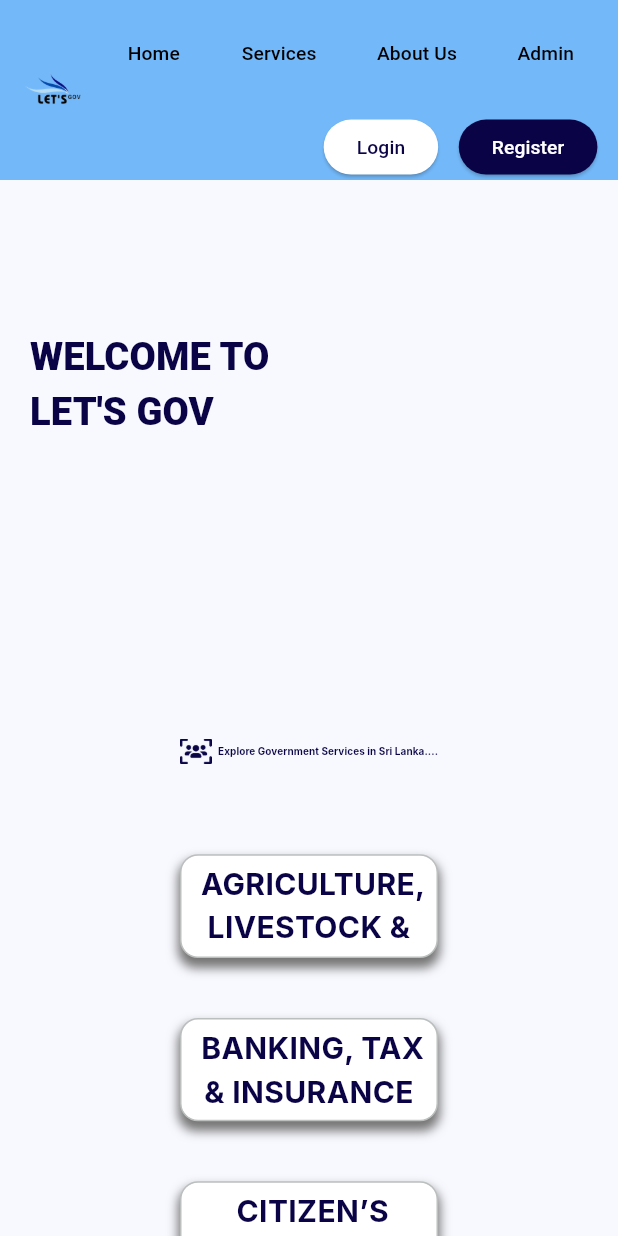
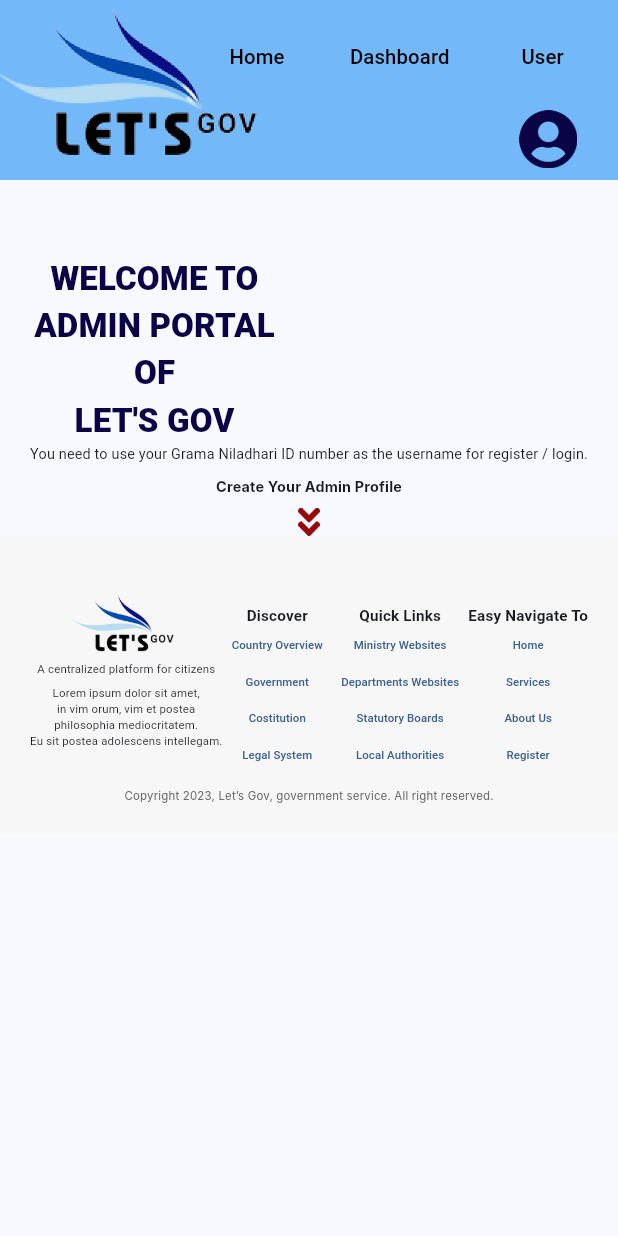
Before and after one commit to AshanLakshitha16763/Smart_Governing_Portal, a Flutter app: the screen it shows after launch, after a tap on "Admin", on a phone screen of 412 x 824 dp. Run offline on Flutter 3.47's test engine with Material 2 defaults, Android fonts, the phone set to English and light mode, and no system bars; Roboto replaces fonts that are missing (Inter, Mitr, Poppins).

Commit message:
before syncing with dev branch for the first time

```diff
--- /dev/null
+++ b/smart_governing_portal/lib/Responsive/DesktopSite/admin_home_page.dart
@@ -0,0 +1,382 @@
+import 'package:flutter/material.dart';
+import 'package:smart_governing_portal/Responsive/DesktopSite/home_page.dart';
+import 'package:url_launcher/url_launcher.dart';
+
+class AdminHomePage extends StatefulWidget {
+  const AdminHomePage({super.key});
+
+  @override
+  State<AdminHomePage> createState() => _AdminHomePageState();
+}
+
+class _AdminHomePageState extends State<AdminHomePage> {
+  @override
+  Widget build(BuildContext context) {
+    double w = MediaQuery.of(context).size.width;
+    return Scaffold(
+      body: ListView(
+        children: [
+          //navbar
+          AppBar(
+            automaticallyImplyLeading: false,
+            toolbarHeight: 120,
+            centerTitle: true,
+            title: const Text('Government Admins Only',
+            style: TextStyle(
+              color: Colors.white,
+              fontSize: 24,
+              fontFamily: 'poppins',
+              fontWeight: FontWeight.bold
+            ),),
+            leadingWidth: 180,
+            leading: SizedBox(
+              width: 150,
+              child: Image.asset(
+                'lib/Assets/logo.png',
+                fit: BoxFit.cover,
+              ),
+            ),
+            actions: [
+              FittedBox(
+                child: Column(
+                  crossAxisAlignment: CrossAxisAlignment.end,
+                  children: [
+                    const SizedBox(
+                      height: 15,
+                    ),
+
+                    //Quick links in navbar
+                    Row(
+                      children: [
+                        TextButton(
+                            onPressed: () {},
+                            child: const Text(
+                              'Home',
+                              style: TextStyle(
+                                color: Colors.black,
+                              ),
+                            )),
+                        const SizedBox(
+                          width: 20,
+                        ),
+                        TextButton(
+                            onPressed: () {},
+                            child: const Text(
+                              'Dashboard',
+                              style: TextStyle(
+                                color: Colors.black,
+                              ),
+                            )),
+                        const SizedBox(
+                          width: 20,
+                        ),
+                        TextButton(
+                            onPressed: () {
+                              Navigator.push(
+                                context,
+                                MaterialPageRoute<void>(
+                                  builder: (BuildContext context) =>
+                                      const HomePage(),
+                                ),
+                              );
+                            },
+                            child: const Text(
+                              'User',
+                              style: TextStyle(
+                                color: Colors.black,
+                              ),
+                            )),
+                        const SizedBox(
+                          width: 20,
+                        ),
+                      ],
+                    ),
+
+                    //login and register buttons
+                    Padding(
+                      padding: const EdgeInsets.only(
+                        right: 20,
+                        top: 5,
+                      ),
+                      child: IconButton(
+                          onPressed: () {},
+                          icon: Image.asset(
+                            'lib/Assets/person.png',
+                            width: 40,
+                            height: 40,
+                          )),
+                    )
+                  ],
+                ),
+              )
+            ],
+            backgroundColor: const Color.fromARGB(255, 115, 185, 250),
+          ),
+
+          //first section
+          SizedBox(
+            child: Padding(
+              padding:  const EdgeInsets.only(left: 20, right: 20, top: 50),
+              child: Column(
+                children: [
+                  Row(
+                    children: [
+                      Expanded(
+                        child: SizedBox(
+                          width: w * 0.5,
+                          child: const Align(
+                            alignment: Alignment.center,
+                            child: FittedBox(
+                              child: Text(
+                                "WELCOME TO \nADMIN PORTAL \nOF \nLET'S GOV",
+                                textAlign: TextAlign.center,
+                                style: TextStyle(
+                                  fontFamily: 'Mitr',
+                                  fontWeight: FontWeight.w800,
+                                  fontSize: 75,
+                                  color: Color.fromARGB(255, 10, 4, 70),
+                                ),
+                              ),
+                            ),
+                          ),
+                        ),
+                      ),
+                      Container(
+                        width: w * 0.5,
+                      ), // chatbot here
+                    ],
+                  ),
+
+                  FittedBox(
+                    child: Column(
+                      children: [
+                        const Text('You need to use your Grama Niladhari ID number as the username for register / login.',
+                        textAlign: TextAlign.center,
+                        style: TextStyle(
+                          fontSize: 20,
+                        ),
+                        ),
+                        const SizedBox(height: 15,),
+                        const Text('Create Your Admin Profile',
+                        textAlign: TextAlign.center,
+                        style: TextStyle(
+                          fontFamily: 'Inter',
+                          fontSize: 20,
+                          fontWeight: FontWeight.bold
+                        ),
+                        ),
+                        const SizedBox(height: 15,),
+                        Image.asset('lib/Assets/belowicon.png',width: 32,height: 40,)
+                      ],
+                    ),
+
+
+                  )
+                ],
+              ),
+            ),
+          ),
+
+          //footer
+          Container(
+            color: const Color.fromARGB(255, 248, 247, 247),
+            child: Padding(
+              padding: const EdgeInsets.all(20.0),
+              child: FittedBox(
+                fit: BoxFit.scaleDown,
+                child: Column(
+                  children: [
+                    Row(
+                      mainAxisAlignment: MainAxisAlignment.spaceBetween,
+                      children: [
+                        Column(
+                          children: [
+                            Image.asset(
+                              'lib/Assets/logo.png',
+                              width: 150,
+                            ),
+                            const Text(
+                              'A centralized platform for citizens',
+                              style: TextStyle(
+                                fontSize: 15,
+                              ),
+                            ),
+                            const SizedBox(
+                              height: 10,
+                            ),
+                            const Text(
+                              'Lorem ipsum dolor sit amet,\nin vim orum, vim et postea \nphilosophia mediocritatem. \nEu sit postea adolescens intellegam.',
+                              textAlign: TextAlign.center,
+                              style: TextStyle(
+                                fontSize: 15,
+                              ),
+                            ),
+                          ],
+                        ),
+                        //Discover
+                        Column(
+                          children: [
+                            const SizedBox(
+                              height: 50,
+                            ),
+                            const Text(
+                              'Discover',
+                              style: TextStyle(
+                                  fontSize: 20, fontWeight: FontWeight.bold),
+                            ),
+                            TextButton(
+                                onPressed: () {
+                                  _launchURL(
+                                      'https://www.gov.lk/sri-lanka/country-overview?');
+                                },
+                                child: const Text(
+                                  'Country Overview',
+                                  style: TextStyle(fontSize: 15),
+                                )),
+                            TextButton(
+                                onPressed: () {
+                                  _launchURL(
+                                      'https://www.gov.lk/sri-lanka/government?');
+                                },
+                                child: const Text(
+                                  'Government',
+                                  style: TextStyle(fontSize: 15),
+                                )),
+                            TextButton(
+                                onPressed: () {
+                                  _launchURL(
+                                      'https://www.gov.lk/sri-lanka/constitution?');
+                                },
+                                child: const Text(
+                                  'Costitution',
+                                  style: TextStyle(fontSize: 15),
+                                )),
+                            TextButton(
+                                onPressed: () {
+                                  _launchURL(
+                                      'http://hrlibrary.umn.edu/research/srilanka/legalsystem.html#:~:text=Hierarchy%20of%20courts.,interpretation%20of%20the%20case%20law.');
+                                },
+                                child: const Text(
+                                  'Legal System',
+                                  style: TextStyle(fontSize: 15),
+                                )),
+                          ],
+                        ),
+
+                        //Quick Links
+                        Column(
+                          children: [
+                            const SizedBox(
+                              height: 50,
+                            ),
+                            const Text(
+                              'Quick Links',
+                              style: TextStyle(
+                                  fontSize: 20, fontWeight: FontWeight.bold),
+                            ),
+                            TextButton(
+                                onPressed: () {
+                                  _launchURL(
+                                      'https://www.gov.lk/webdirectory/ministry?');
+                                },
+                                child: const Text(
+                                  'Ministry Websites',
+                                  style: TextStyle(fontSize: 15),
+                                )),
+                            TextButton(
+                                onPressed: () {
+                                  _launchURL(
+                                      'https://www.gov.lk/webdirectory/departments?');
+                                },
+                                child: const Text(
+                                  'Departments Websites',
+                                  style: TextStyle(fontSize: 15),
+                                )),
+                            TextButton(
+                                onPressed: () {
+                                  _launchURL(
+                                      'https://www.gov.lk/webdirectory/statutoryboards?');
+                                },
+                                child: const Text(
+                                  'Statutory Boards',
+                                  style: TextStyle(fontSize: 15),
+                                )),
+                            TextButton(
+                                onPressed: () {
+                                  /* _launchURL('');*/
+                                },
+                                child: const Text(
+                                  'Local Authorities',
+                                  style: TextStyle(fontSize: 15),
+                                )),
+                          ],
+                        ),
+
+                        //Easy Navigate To
+                        Column(
+                          children: [
+                            const SizedBox(
+                              height: 50,
+                            ),
+                            const Text(
+                              'Easy Navigate To',
+                              style: TextStyle(
+                                  fontSize: 20, fontWeight: FontWeight.bold),
+                            ),
+                            TextButton(
+                                onPressed: () {},
+                                child: const Text(
+                                  'Home',
+                                  style: TextStyle(fontSize: 15),
+                                )),
+                            TextButton(
+                                onPressed: () {},
+                                child: const Text(
+                                  'Services',
+                                  style: TextStyle(fontSize: 15),
+                                )),
+                            TextButton(
+                                onPressed: () {},
+                                child: const Text(
+                                  'About Us',
+                                  style: TextStyle(fontSize: 15),
+                                )),
+                            TextButton(
+                                onPressed: () {},
+                                child: const Text(
+                                  'Register',
+                                  style: TextStyle(fontSize: 15),
+                                )),
+                          ],
+                        ),
+                      ],
+                    ),
+                    const SizedBox(
+                      height: 20,
+                    ),
+                    const Text(
+                      'Copyright 2023, Let’s Gov, government service. All right reserved.',
+                      style: TextStyle(
+                        color: Color.fromARGB(255, 100, 100, 100),
+                        fontSize: 15,
+                        fontFamily: 'Inter',
+                      ),
+                    )
+                  ],
+                ),
+              ),
+            ),
+          )
+        ],
+      ),
+    );
+  }
+}
+
+void _launchURL(String url) async {
+  if (await canLaunch(url)) {
+    await launch(url);
+  } else {
+    throw 'Could not launch $url';
+  }
+}
--- a/smart_governing_portal/lib/Responsive/DesktopSite/desktop.dart
+++ b/smart_governing_portal/lib/Responsive/DesktopSite/desktop.dart
@@ -14,6 +14,6 @@ class DesktopDesign extends StatefulWidget {
 class _DesktopDesignState extends State<DesktopDesign> {
   @override
   Widget build(BuildContext context) {
-    return HomePage();
+    return const HomePage();
   }
 }
--- a/smart_governing_portal/lib/Responsive/DesktopSite/home_page.dart
+++ b/smart_governing_portal/lib/Responsive/DesktopSite/home_page.dart
@@ -1,6 +1,7 @@
 // ignore_for_file: non_constant_identifier_names
 
 import 'package:flutter/material.dart';
+import 'package:smart_governing_portal/Responsive/DesktopSite/admin_home_page.dart';
 import 'package:url_launcher/url_launcher.dart';
 
 class HomePage extends StatefulWidget {
@@ -22,8 +23,10 @@ class _HomePageState extends State<HomePage> {
         children: [
           //navbar
           AppBar(
+            automaticallyImplyLeading: false,
             toolbarHeight: 120,
-            title: SizedBox(
+            leadingWidth: 180,
+            leading: SizedBox(
               width: 150,
               child: Image.asset(
                 'lib/Assets/logo.png',
@@ -75,7 +78,14 @@ class _HomePageState extends State<HomePage> {
                           width: 20,
                         ),
                         TextButton(
-                            onPressed: () {},
+                            onPressed: () {
+                              Navigator.push(
+                                context,
+                                MaterialPageRoute<void>(
+                                  builder: (BuildContext context) => const AdminHomePage(),
+                                ),
+                              );
+                            },
                             child: const Text(
                               'Admin',
                               style: TextStyle(
@@ -365,7 +375,8 @@ class _HomePageState extends State<HomePage> {
                                 )),
                             TextButton(
                                 onPressed: () {
-                                  _launchURL('https://www.gov.lk/webdirectory/departments?');
+                                  _launchURL(
+                                      'https://www.gov.lk/webdirectory/departments?');
                                 },
                                 child: const Text(
                                   'Departments Websites',
@@ -373,7 +384,8 @@ class _HomePageState extends State<HomePage> {
                                 )),
                             TextButton(
                                 onPressed: () {
-                                  _launchURL('https://www.gov.lk/webdirectory/statutoryboards?');
+                                  _launchURL(
+                                      'https://www.gov.lk/webdirectory/statutoryboards?');
                                 },
                                 child: const Text(
                                   'Statutory Boards',
@@ -381,7 +393,7 @@ class _HomePageState extends State<HomePage> {
                                 )),
                             TextButton(
                                 onPressed: () {
-                                 /* _launchURL('');*/
+                                  /* _launchURL('');*/
                                 },
                                 child: const Text(
                                   'Authorization Websites',
@@ -699,6 +711,7 @@ class _HomePageState extends State<HomePage> {
   }
 }
 
+//url launcher
 void _launchURL(String url) async {
   if (await canLaunch(url)) {
     await launch(url);
--- a/smart_governing_portal/pubspec.yaml
+++ b/smart_governing_portal/pubspec.yaml
@@ -68,6 +68,8 @@ flutter:
      - lib/Assets/DL.png
      - lib/Assets/Passport.png
      - lib/Assets/Inquiry.png
+     - lib/Assets/person.png
+     - lib/Assets/belowicon.png
   # An image asset can refer to one or more resolution-specific "variants", see
   # https://flutter.dev/assets-and-images/#resolution-aware
 
```
Also changed, not shown: smart_governing_portal/lib/Assets/belowicon.png (added), smart_governing_portal/lib/Assets/person.png (added).
